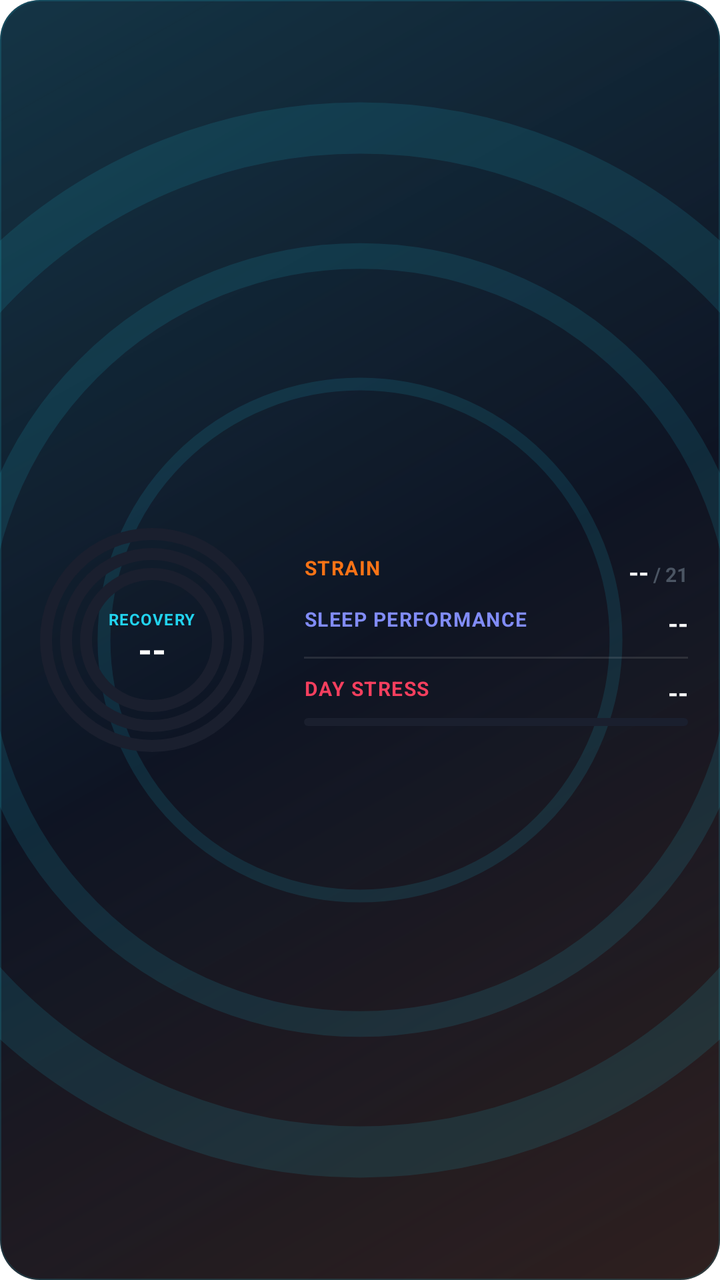
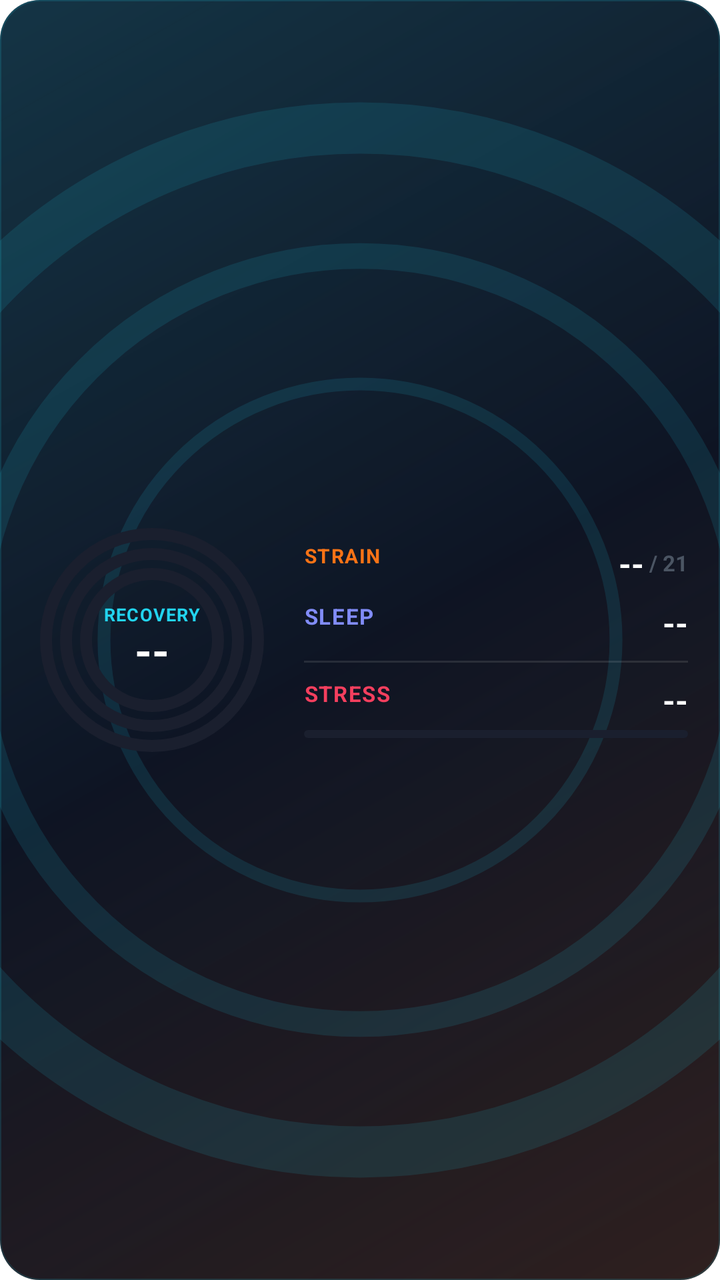

Two renders of the same Android screen: before a commit and after it. Below are the layout's source before the change and the commit's diff.
<!-- AndroidManifest.xml: fallback theme Theme.MaterialComponents.DayNight.NoActionBar -->
<!-- res/layout/widget_overview.xml -->
<?xml version="1.0" encoding="utf-8"?>
<FrameLayout xmlns:android="http://schemas.android.com/apk/res/android"
    android:id="@+id/widget_root"
    android:layout_width="match_parent"
    android:layout_height="match_parent"
    android:background="@drawable/widget_bg_vitals">

    <ImageView
        android:layout_width="match_parent"
        android:layout_height="match_parent"
        android:src="@drawable/vector_recovery_bg"
        android:scaleType="centerCrop" />

    <LinearLayout
        android:layout_width="match_parent"
        android:layout_height="match_parent"
        android:orientation="horizontal"
        android:gravity="center_vertical"
        android:padding="16dp">

        
        <FrameLayout
            android:layout_width="120dp"
            android:layout_height="120dp"
            android:layout_gravity="center_vertical">

            
            <ProgressBar
                android:id="@+id/strain_progress"
                style="?android:attr/progressBarStyleHorizontal"
                android:layout_width="match_parent"
                android:layout_height="match_parent"
                android:indeterminate="false"
                android:max="210"
                android:progress="0"
                android:progressDrawable="@drawable/widget_concentric_strain" />

            
            <ProgressBar
                android:id="@+id/recovery_progress"
                style="?android:attr/progressBarStyleHorizontal"
                android:layout_width="match_parent"
                android:layout_height="match_parent"
                android:indeterminate="false"
                android:max="100"
                android:progress="0"
                android:progressDrawable="@drawable/widget_concentric_recovery" />

            
            <ProgressBar
                android:id="@+id/sleep_progress"
                style="?android:attr/progressBarStyleHorizontal"
                android:layout_width="match_parent"
                android:layout_height="match_parent"
                android:indeterminate="false"
                android:max="100"
                android:progress="0"
                android:progressDrawable="@drawable/widget_concentric_sleep" />

            
            <LinearLayout
                android:layout_width="60dp"
                android:layout_height="60dp"
                android:layout_gravity="center"
                android:gravity="center"
                android:orientation="vertical">

                <TextView
                    android:id="@+id/label_rec"
                    android:layout_width="wrap_content"
                    android:layout_height="wrap_content"
                    android:text="RECOVERY"
                    android:textColor="#22D3EE"
                    android:textSize="8sp"
                    android:textStyle="bold"
                    android:letterSpacing="0.05" />

                <TextView
                    android:id="@+id/overview_recovery"
                    android:layout_width="wrap_content"
                    android:layout_height="wrap_content"
                    android:text="--"
                    android:textColor="#FFFFFF"
                    android:textSize="18sp"
                    android:textStyle="bold"
                    android:includeFontPadding="false" />
            </LinearLayout>

        </FrameLayout>

        
        <LinearLayout
            android:layout_width="match_parent"
            android:layout_height="match_parent"
            android:orientation="vertical"
            android:gravity="center_vertical"
            android:layout_marginStart="16dp">

            
            <RelativeLayout
                android:layout_width="match_parent"
                android:layout_height="wrap_content"
                android:layout_marginBottom="8dp">

                <TextView
                    android:id="@+id/label_strain"
                    android:layout_width="wrap_content"
                    android:layout_height="wrap_content"
                    android:text="STRAIN"
                    android:textColor="#F97316"
                    android:textSize="10sp"
                    android:textStyle="bold"
                    android:layout_alignParentStart="true"
                    android:letterSpacing="0.05" />

                <LinearLayout
                    android:layout_width="wrap_content"
                    android:layout_height="wrap_content"
                    android:orientation="horizontal"
                    android:layout_alignParentEnd="true">

                    <TextView
                        android:id="@+id/overview_strain"
                        android:layout_width="wrap_content"
                        android:layout_height="wrap_content"
                        android:text="--"
                        android:textColor="#FFFFFF"
                        android:textSize="13sp"
                        android:textStyle="bold" />

                    <TextView
                        android:layout_width="wrap_content"
                        android:layout_height="wrap_content"
                        android:text=" / 21"
                        android:textColor="#4B5563"
                        android:textSize="10sp"
                        android:textStyle="bold" />
                </LinearLayout>

            </RelativeLayout>

            
            <RelativeLayout
                android:layout_width="match_parent"
                android:layout_height="wrap_content"
                android:layout_marginBottom="8dp">

                <TextView
                    android:id="@+id/label_sleep"
                    android:layout_width="wrap_content"
                    android:layout_height="wrap_content"
                    android:text="SLEEP PERFORMANCE"
                    android:textColor="#818CF8"
                    android:textSize="10sp"
                    android:textStyle="bold"
                    android:layout_alignParentStart="true"
                    android:letterSpacing="0.05" />

                <TextView
                    android:id="@+id/overview_sleep"
                    android:layout_width="wrap_content"
                    android:layout_height="wrap_content"
                    android:text="--"
                    android:textColor="#FFFFFF"
                    android:textSize="13sp"
                    android:textStyle="bold"
                    android:layout_alignParentEnd="true" />

            </RelativeLayout>

            
            <ImageView
                android:layout_width="match_parent"
                android:layout_height="1dp"
                android:background="#1AFFFFFF"
                android:layout_marginBottom="8dp" />

            
            <RelativeLayout
                android:layout_width="match_parent"
                android:layout_height="wrap_content">

                <TextView
                    android:id="@+id/label_stress"
                    android:layout_width="wrap_content"
                    android:layout_height="wrap_content"
                    android:text="DAY STRESS"
                    android:textColor="#F43F5E"
                    android:textSize="10sp"
                    android:textStyle="bold"
                    android:layout_alignParentStart="true"
                    android:letterSpacing="0.05" />

                <TextView
                    android:id="@+id/overview_stress"
                    android:layout_width="wrap_content"
                    android:layout_height="wrap_content"
                    android:text="--"
                    android:textColor="#FFFFFF"
                    android:textSize="13sp"
                    android:textStyle="bold"
                    android:layout_alignParentEnd="true" />

            </RelativeLayout>

            
            <ProgressBar
                android:id="@+id/stress_progress"
                style="?android:attr/progressBarStyleHorizontal"
                android:layout_width="match_parent"
                android:layout_height="4dp"
                android:layout_marginTop="4dp"
                android:indeterminate="false"
                android:max="100"
                android:progress="0"
                android:progressDrawable="@drawable/widget_bar_red" />

        </LinearLayout>

    </LinearLayout>

</FrameLayout>
<!-- resources referenced by this layout -->
<resources>
  <!-- drawable vector_recovery_bg (drawable) -->
  <vector xmlns:android="http://schemas.android.com/apk/res/android"
      android:width="200dp"
      android:height="200dp"
      android:viewportWidth="200"
      android:viewportHeight="200"
      android:alpha="0.12">
      
      <path
          android:strokeColor="#22D3EE"
          android:strokeWidth="2"
          android:pathData="M 100,100 m -40,0 a 40,40 0 1,0 80,0 a 40,40 0 1,0 -80,0" />
      <path
          android:strokeColor="#22D3EE"
          android:strokeWidth="4"
          android:pathData="M 100,100 m -60,0 a 60,60 0 1,0 120,0 a 60,60 0 1,0 -120,0" />
      <path
          android:strokeColor="#22D3EE"
          android:strokeWidth="8"
          android:pathData="M 100,100 m -80,0 a 80,80 0 1,0 160,0 a 80,80 0 1,0 -160,0" />
  </vector>
  <!-- drawable widget_bar_red (drawable) -->
  <?xml version="1.0" encoding="utf-8"?>
  <layer-list xmlns:android="http://schemas.android.com/apk/res/android">
  
      
      <item android:id="@android:id/background">
          <shape android:shape="rectangle">
              <solid android:color="#1A1F2E" />
              <corners android:radius="4dp" />
          </shape>
      </item>
  
      
      <item android:id="@android:id/progress">
          <clip>
              <shape android:shape="rectangle">
                  <solid android:color="#F43F5E" />
                  <corners android:radius="4dp" />
              </shape>
          </clip>
      </item>
  
  </layer-list>
  <!-- drawable widget_concentric_sleep (drawable) -->
  <?xml version="1.0" encoding="utf-8"?>
  <layer-list xmlns:android="http://schemas.android.com/apk/res/android">
      
      <item>
          <shape
              android:shape="ring"
              android:innerRadius="30dp"
              android:thickness="6dp"
              android:useLevel="false">
              <solid android:color="#1A1F2E" />
          </shape>
      </item>
      
      <item>
          <rotate
              android:fromDegrees="270"
              android:toDegrees="270"
              android:pivotX="50%"
              android:pivotY="50%">
              <shape
                  android:shape="ring"
                  android:innerRadius="30dp"
                  android:thickness="6dp"
                  android:useLevel="true">
                  <solid android:color="#818CF8" />
              </shape>
          </rotate>
      </item>
  </layer-list>
  <!-- drawable widget_concentric_strain (drawable) -->
  <?xml version="1.0" encoding="utf-8"?>
  <layer-list xmlns:android="http://schemas.android.com/apk/res/android">
      
      <item>
          <shape
              android:shape="ring"
              android:innerRadius="50dp"
              android:thickness="6dp"
              android:useLevel="false">
              <solid android:color="#1A1F2E" />
          </shape>
      </item>
      
      <item>
          <rotate
              android:fromDegrees="270"
              android:toDegrees="270"
              android:pivotX="50%"
              android:pivotY="50%">
              <shape
                  android:shape="ring"
                  android:innerRadius="50dp"
                  android:thickness="6dp"
                  android:useLevel="true">
                  <solid android:color="#F97316" />
              </shape>
          </rotate>
      </item>
  </layer-list>
  <!-- unchanged entries left out for length: 2 -->
</resources>

<!-- the commit's change to res/layout/widget_overview.xml (unified diff, before → after) -->
@@ -59,8 +59,8 @@
 
             
             <LinearLayout
-                android:layout_width="60dp"
-                android:layout_height="60dp"
+                android:layout_width="70dp"
+                android:layout_height="70dp"
                 android:layout_gravity="center"
                 android:gravity="center"
                 android:orientation="vertical">
@@ -71,7 +71,7 @@
                     android:layout_height="wrap_content"
                     android:text="RECOVERY"
                     android:textColor="#22D3EE"
-                    android:textSize="8sp"
+                    android:textSize="9sp"
                     android:textStyle="bold"
                     android:letterSpacing="0.05" />
 
@@ -81,7 +81,7 @@
                     android:layout_height="wrap_content"
                     android:text="--"
                     android:textColor="#FFFFFF"
-                    android:textSize="18sp"
+                    android:textSize="22sp"
                     android:textStyle="bold"
                     android:includeFontPadding="false" />
             </LinearLayout>
@@ -125,7 +125,7 @@
                         android:layout_height="wrap_content"
                         android:text="--"
                         android:textColor="#FFFFFF"
-                        android:textSize="13sp"
+                        android:textSize="16sp"
                         android:textStyle="bold" />
 
                     <TextView
@@ -133,8 +133,10 @@
                         android:layout_height="wrap_content"
                         android:text=" / 21"
                         android:textColor="#4B5563"
-                        android:textSize="10sp"
-                        android:textStyle="bold" />
+                        android:textSize="11sp"
+                        android:textStyle="bold"
+                        android:layout_gravity="bottom"
+                        android:layout_marginBottom="2dp" />
                 </LinearLayout>
 
             </RelativeLayout>
@@ -149,9 +151,9 @@
                     android:id="@+id/label_sleep"
                     android:layout_width="wrap_content"
                     android:layout_height="wrap_content"
-                    android:text="SLEEP PERFORMANCE"
+                    android:text="SLEEP"
                     android:textColor="#818CF8"
-                    android:textSize="10sp"
+                    android:textSize="11sp"
                     android:textStyle="bold"
                     android:layout_alignParentStart="true"
                     android:letterSpacing="0.05" />
@@ -162,7 +164,7 @@
                     android:layout_height="wrap_content"
                     android:text="--"
                     android:textColor="#FFFFFF"
-                    android:textSize="13sp"
+                    android:textSize="16sp"
                     android:textStyle="bold"
                     android:layout_alignParentEnd="true" />
 
@@ -184,9 +186,9 @@
                     android:id="@+id/label_stress"
                     android:layout_width="wrap_content"
                     android:layout_height="wrap_content"
-                    android:text="DAY STRESS"
+                    android:text="STRESS"
                     android:textColor="#F43F5E"
-                    android:textSize="10sp"
+                    android:textSize="11sp"
                     android:textStyle="bold"
                     android:layout_alignParentStart="true"
                     android:letterSpacing="0.05" />
@@ -197,7 +199,7 @@
                     android:layout_height="wrap_content"
                     android:text="--"
                     android:textColor="#FFFFFF"
-                    android:textSize="13sp"
+                    android:textSize="16sp"
                     android:textStyle="bold"
                     android:layout_alignParentEnd="true" />
 
